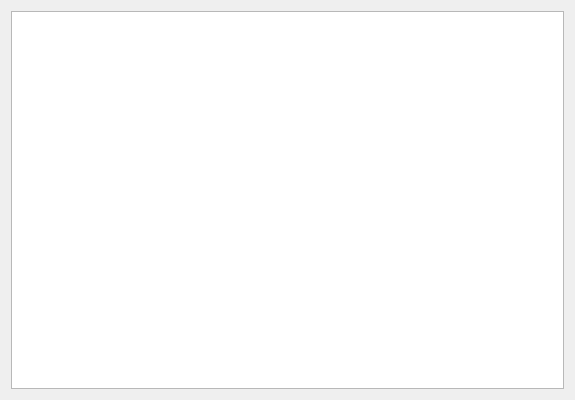
Qt form recovery/bootselectiondialog.ui (procount/pinn) before a commit.
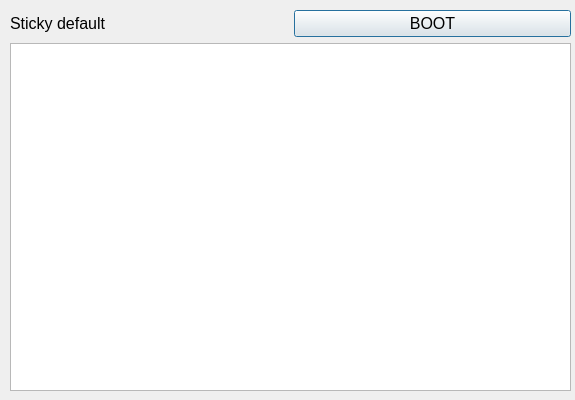
The same form after that commit.

Commit message: Updated CEC: replaced 0->PLAY added BOOT button

Patch:
```diff
--- a/recovery/bootselectiondialog.ui
+++ b/recovery/bootselectiondialog.ui
@@ -10,6 +10,12 @@
     <height>400</height>
    </rect>
   </property>
+  <property name="sizePolicy">
+   <sizepolicy hsizetype="Expanding" vsizetype="Expanding">
+    <horstretch>0</horstretch>
+    <verstretch>0</verstretch>
+   </sizepolicy>
+  </property>
   <property name="font">
    <font>
     <pointsize>12</pointsize>
@@ -18,9 +24,45 @@
   <property name="windowTitle">
    <string>PINN - Select OS to boot</string>
   </property>
+  <widget class="QWidget" name="">
+   <property name="geometry">
+    <rect>
+     <x>10</x>
+     <y>10</y>
+     <width>561</width>
+     <height>381</height>
+    </rect>
+   </property>
   <layout class="QVBoxLayout" name="verticalLayout">
+    <item>
+     <layout class="QHBoxLayout" name="horizontalLayout">
+      <property name="sizeConstraint">
+       <enum>QLayout::SetMaximumSize</enum>
+      </property>
+      <item>
+       <widget class="QLabel" name="label">
+        <property name="text">
+         <string>Sticky default</string>
+        </property>
+       </widget>
+      </item>
+      <item>
+       <widget class="QPushButton" name="pushButton">
+        <property name="text">
+         <string>BOOT</string>
+        </property>
+       </widget>
+      </item>
+     </layout>
+    </item>
    <item>
     <widget class="QListWidget" name="list">
+      <property name="sizePolicy">
+       <sizepolicy hsizetype="Expanding" vsizetype="Expanding">
+        <horstretch>0</horstretch>
+        <verstretch>0</verstretch>
+       </sizepolicy>
+      </property>
      <property name="font">
       <font>
        <pointsize>12</pointsize>
@@ -32,6 +74,7 @@
     </widget>
    </item>
   </layout>
+  </widget>
  </widget>
  <resources/>
  <connections/>
```
Lines whose indentation alone changed are shown as unchanged. The commit also changes 5 other files.
